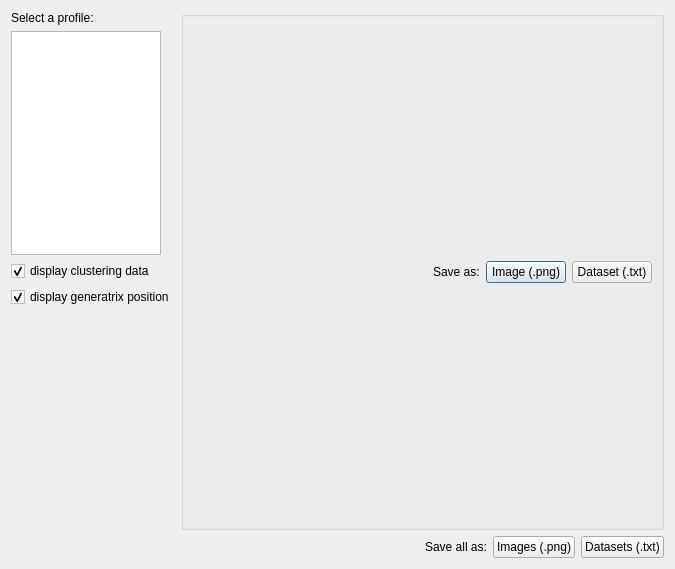
Above: qThrowMeasurement/ui/atmdisplayprofilesdlg.ui from evaristelegallois/ATMplugin before the change. Below: the same form after it.
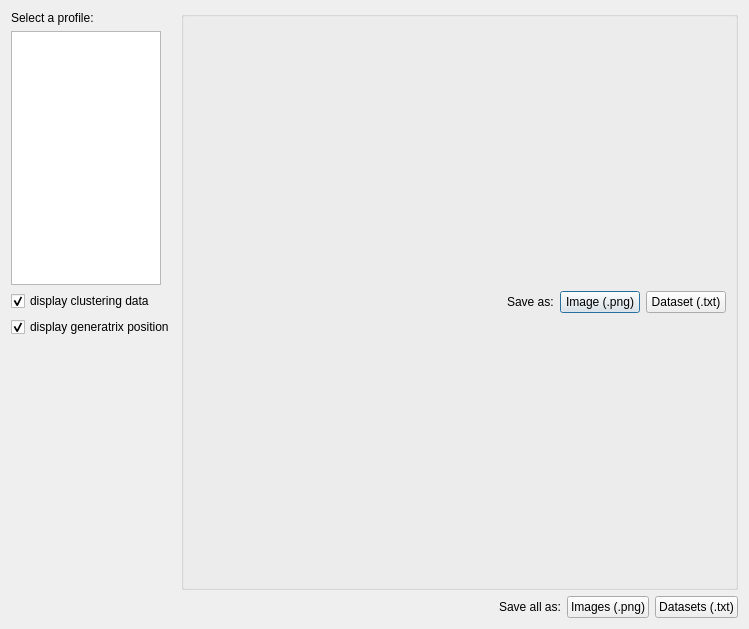
That is the form after the change.

What changed in the file:
```diff
--- a/qThrowMeasurement/ui/atmdisplayprofilesdlg.ui
+++ b/qThrowMeasurement/ui/atmdisplayprofilesdlg.ui
@@ -6,8 +6,8 @@
    <rect>
     <x>0</x>
     <y>0</y>
-    <width>675</width>
-    <height>569</height>
+    <width>749</width>
+    <height>629</height>
    </rect>
   </property>
   <property name="windowTitle">
```
Left out of the diff: 2 changed lines with no effect on the pictures.
